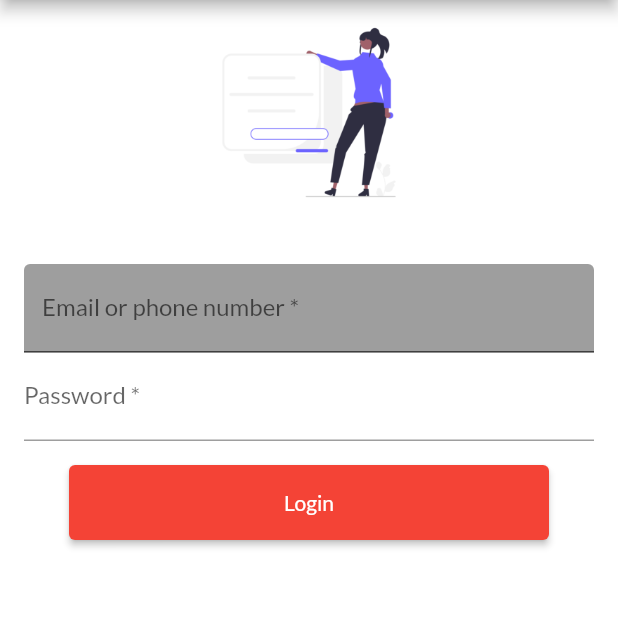
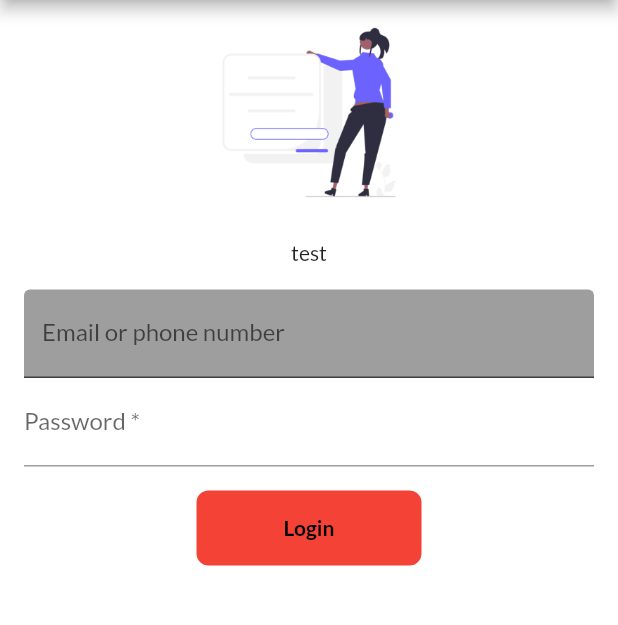
Before and after one commit to shivanimangla13/FirstFlutterApp, a Flutter app: the screen it shows after launch, on a phone screen of 412 x 824 dp, the part 84-709 px from its top. Run offline on Flutter 3.47's test engine with Material 2 defaults, Android fonts, the phone set to English and light mode, and no system bars; our stand-ins replace google_fonts.

```diff
--- a/lib/Pages/login_page.dart
+++ b/lib/Pages/login_page.dart
@@ -1,9 +1,16 @@
 import 'package:first_application/utils/routes.dart';
 import 'package:flutter/material.dart';
 
-class LoginPage extends StatelessWidget {
+class LoginPage extends StatefulWidget {
   const LoginPage({Key? key}) : super(key: key);
 
+  @override
+  State<LoginPage> createState() => _LoginPageState();
+}
+
+class _LoginPageState extends State<LoginPage> {
+  String name = "test";
+  bool isLoginButtonCLicked = false;
   @override
   Widget build(BuildContext context) {
     int a = 30;
@@ -23,29 +30,57 @@ class LoginPage extends StatelessWidget {
             height: 150,
           ),
           const SizedBox(height: 10),
+          Text(name),
           Padding(
               padding: const EdgeInsets.all(16.0),
               child: Column(children: [
                 TextFormField(
                   decoration: const InputDecoration(
-                      labelText: 'Email or phone number *',
+                      labelText: 'Email or phone number',
                       fillColor: Colors.grey,
                       filled: true),
                   cursorColor: Colors.white,
+                  onChanged: (data) {
+                    setState(() {
+                      name = "data";
+                    });
+                  },
                 ),
                 TextFormField(
                   decoration: const InputDecoration(labelText: 'Password *'),
                   cursorColor: Colors.black,
                 ),
               ])),
-          ElevatedButton(
-            onPressed: () => {Navigator.pushNamed(context, MyRoutes.homeRoute)},
-            child: const Text("Login"),
-            style: ButtonStyle(
-                fixedSize: MaterialStateProperty.all<Size>(const Size(320, 50)),
-                foregroundColor: MaterialStateProperty.all<Color>(Colors.white),
-                backgroundColor: MaterialStateProperty.all<Color>(Colors.red)),
-          )
+          InkWell(
+              onTap: () async {
+                setState(() {
+                  isLoginButtonCLicked = !isLoginButtonCLicked;
+                });
+                await Future.delayed(const Duration(seconds: 1));
+                Navigator.pushNamed(context, MyRoutes.homeRoute);
+              },
+              child: AnimatedContainer(
+                duration: const Duration(seconds: 1),
+                height: 50,
+                width: isLoginButtonCLicked ? 50 : 150,
+                child: Text(isLoginButtonCLicked ? "@" : "Login",
+                    style: const TextStyle(
+                        color: Colors.black, fontWeight: FontWeight.bold)),
+                alignment: Alignment.center,
+                decoration: BoxDecoration(
+                    color: Colors.red,
+                    borderRadius:
+                        BorderRadius.circular(isLoginButtonCLicked ? 25 : 8)),
+              ))
+
+          // ElevatedButton(
+          //   onPressed: () => {Navigator.pushNamed(context, MyRoutes.homeRoute)},
+          //   child: const Text("Login"),
+          //   style: ButtonStyle(
+          //       fixedSize: MaterialStateProperty.all<Size>(const Size(320, 50)),
+          //       foregroundColor: MaterialStateProperty.all<Color>(Colors.white),
+          //       backgroundColor: MaterialStateProperty.all<Color>(Colors.red)),
+          // )
         ],
       )),
       backgroundColor: Colors.white,
```
